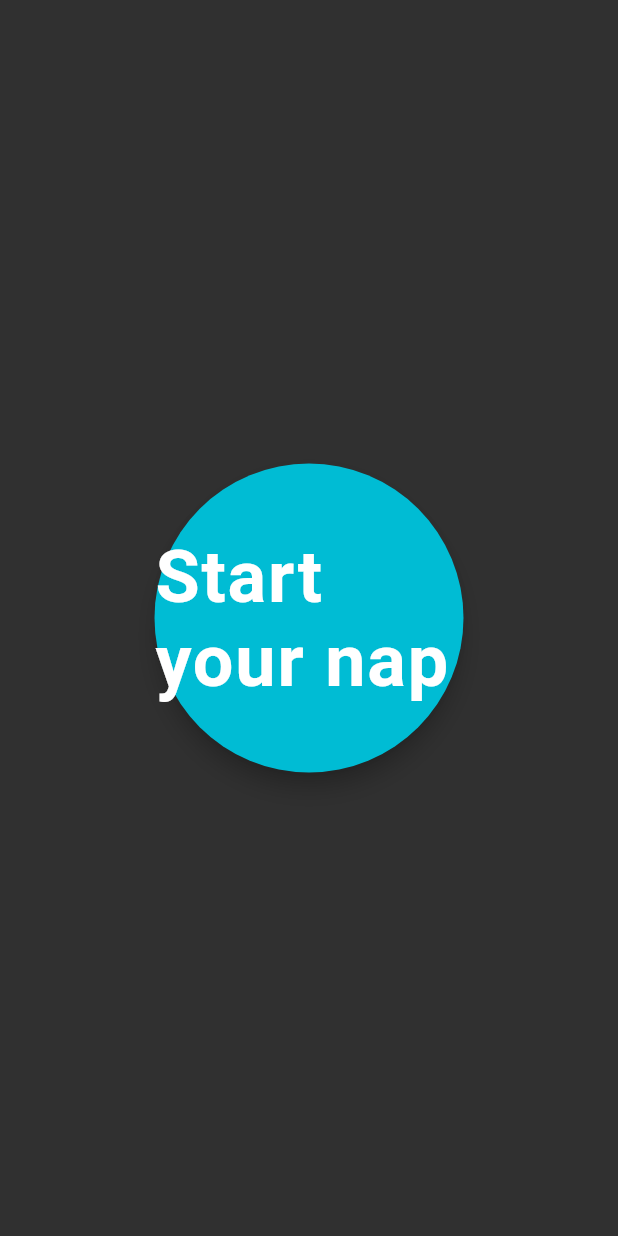
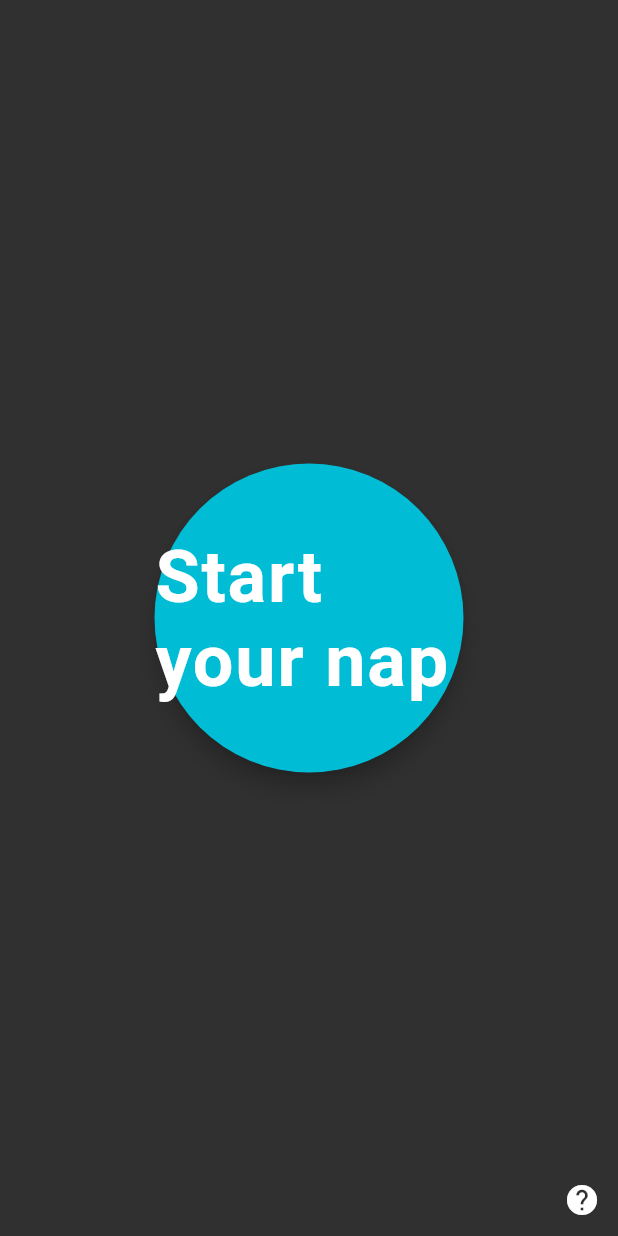
Before and after one commit to YoussefLasheen/doze, a Flutter app: the screen it shows after launch, on a phone screen of 412 x 824 dp. Run offline on Flutter 3.47's test engine with Material 2 defaults, Android fonts, the phone set to English and light mode, and no system bars; missing offline and left inert: flutter_ringtone_player, flutter_screen.

Commit message:
Add help button that displays an Alert with  info

```diff
--- a/lib/screens/main_screen.dart
+++ b/lib/screens/main_screen.dart
@@ -10,7 +10,9 @@ class MainScreen extends StatelessWidget {
   @override
   Widget build(BuildContext context) {
     return Material(
-      child: Center(
+      child: Stack(
+        children: <Widget>[
+          Center(
             child: SizedBox.fromSize(
               size: Size.square(MediaQuery.of(context).size.width / 2),
               child: FloatingActionButton(
@@ -18,7 +20,8 @@ class MainScreen extends StatelessWidget {
                   Navigator.of(context).push(
                     MaterialPageRoute(
                       builder: (context) => ChangeNotifierProvider(
-                      create: (_) => ValueNotifier<stateEnum>(stateEnum.OFF),
+                          create: (_) =>
+                              ValueNotifier<stateEnum>(stateEnum.OFF),
                           child: NapScreen()),
                     ),
                   );
@@ -34,6 +37,28 @@ class MainScreen extends StatelessWidget {
               ),
             ),
           ),
+          Align(
+            alignment: Alignment.bottomRight,
+            child: IconButton(
+                icon: Icon(Icons.help),
+                onPressed: () {
+                  showDialog(
+                      context: context,
+                      builder: (_) => new AlertDialog(
+                            title: new Text("Getting Started"),
+                            content: new Text(
+                              "Have a quick nap without regrets.\nThis app prevents you from having a deep sleep and risk waking up groggy and have a headache.\nIt wakes you up once you go unconscious.\nThe app uses your phone's sensors and touch screen to know exactly when to wake you up.",
+                            ),
+                            actions: <Widget>[
+                              FlatButton(
+                                  onPressed: () => Navigator.pop(context),
+                                  child: Text("Understood"))
+                            ],
+                          ));
+                }),
+          )
+        ],
+      ),
     );
   }
 }
```
Lines whose indentation alone changed are shown as unchanged.
